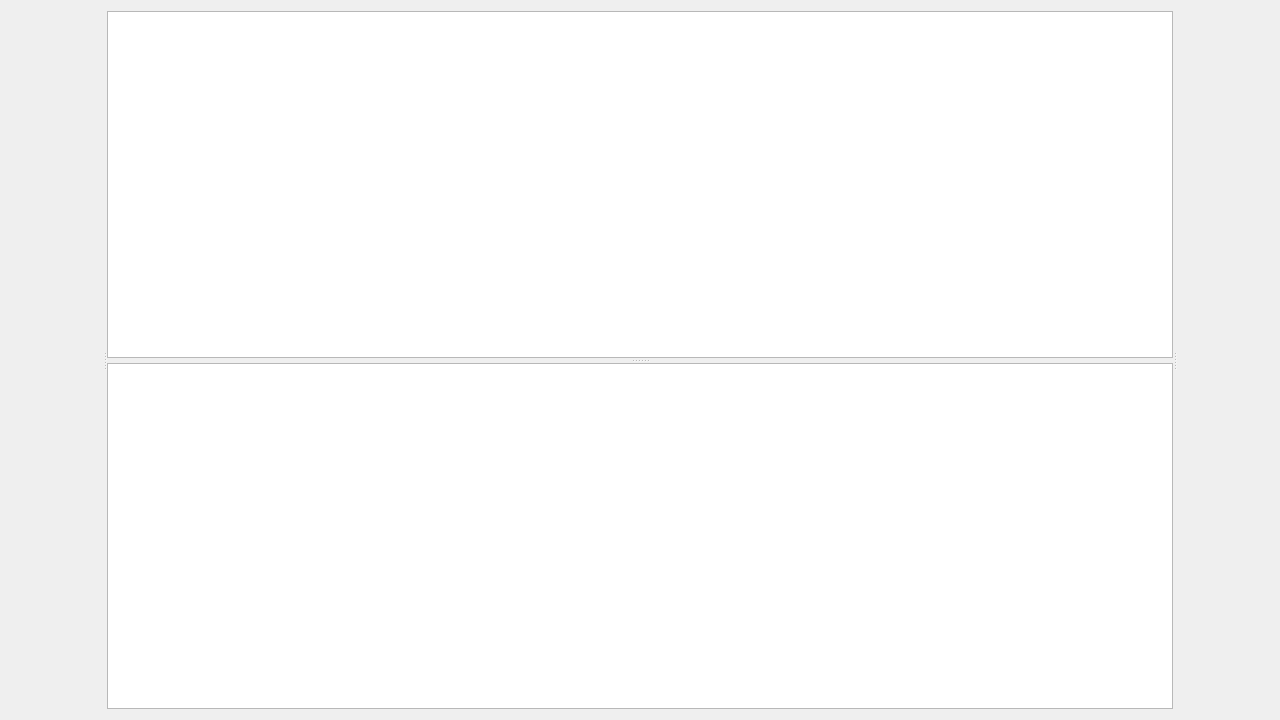
Old version of the form NAMSC_editor/NAMSC_editor.ui in the repository NAMSCdev/NAMSC.
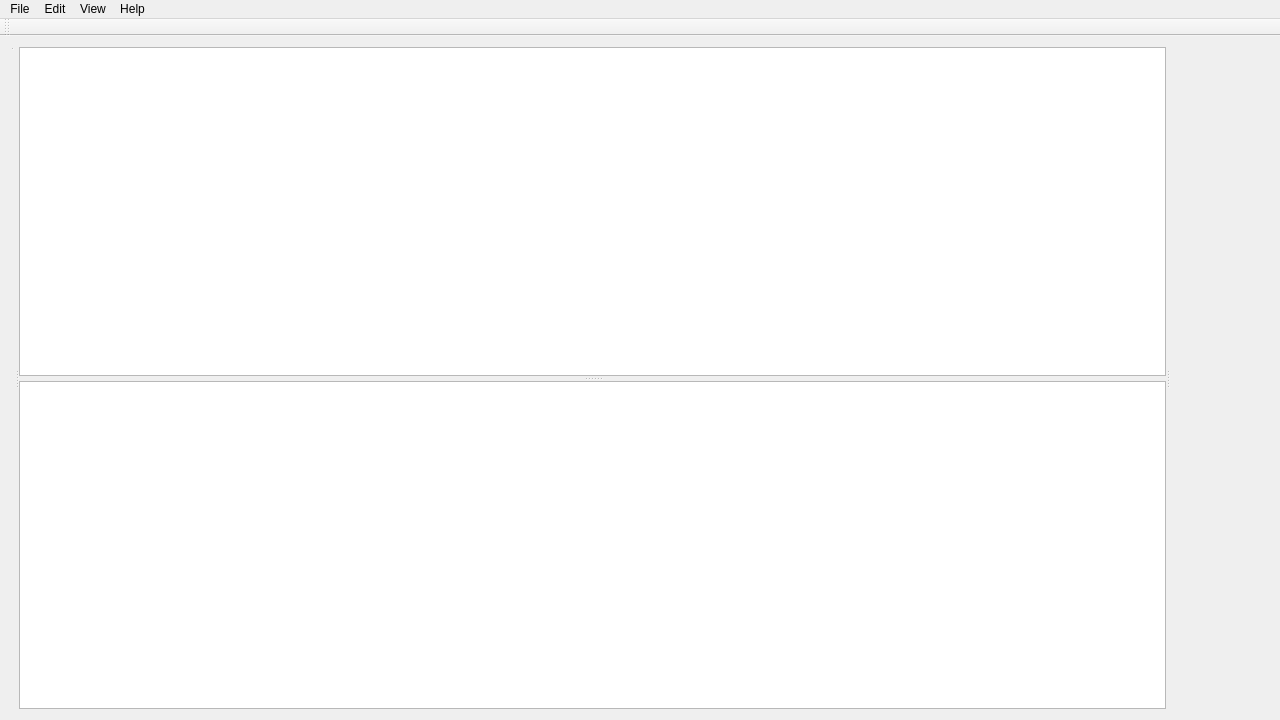
New version of the form. Custom widgets are drawn as their Qt base class.

Commit message: NAMSC-34 Prepare for merge

Patch:
```diff
--- a/NAMSC_editor/NAMSC_editor.ui
+++ b/NAMSC_editor/NAMSC_editor.ui
@@ -32,24 +32,15 @@
       <property name="orientation">
        <enum>Qt::Horizontal</enum>
       </property>
-      <property name="opaqueResize">
-       <bool>true</bool>
-      </property>
-      <property name="childrenCollapsible">
-       <bool>true</bool>
-      </property>
-      <widget class="QWidget" name="verticalLayoutWidget">
-       <layout class="QVBoxLayout" name="leftPanel">
-        <property name="spacing">
-         <number>0</number>
-        </property>
-        <item>
-         <widget class="QStackedWidget" name="stackedWidget">
-          <widget class="QWidget" name="page"/>
-          <widget class="QWidget" name="page_2"/>
-         </widget>
-        </item>
-       </layout>
+      <widget class="QSplitter" name="leftPanel">
+       <property name="orientation">
+        <enum>Qt::Vertical</enum>
+       </property>
+       <widget class="QStackedWidget" name="stackedWidget_2">
+        <widget class="QWidget" name="page_9"/>
+        <widget class="QWidget" name="page_10"/>
+       </widget>
+       <widget class="QWidget" name="widget" native="true"/>
       </widget>
       <widget class="QSplitter" name="middlePanel">
        <property name="orientation">
@@ -170,6 +161,63 @@
     </item>
    </layout>
   </widget>
+  <widget class="QMenuBar" name="menuBar">
+   <property name="geometry">
+    <rect>
+     <x>0</x>
+     <y>0</y>
+     <width>1280</width>
+     <height>22</height>
+    </rect>
+   </property>
+   <widget class="QMenu" name="menuFile">
+    <property name="title">
+     <string>File</string>
+    </property>
+    <addaction name="actionExit"/>
+   </widget>
+   <widget class="QMenu" name="menuEdit">
+    <property name="title">
+     <string>Edit</string>
+    </property>
+   </widget>
+   <widget class="QMenu" name="menuView">
+    <property name="title">
+     <string>View</string>
+    </property>
+   </widget>
+   <widget class="QMenu" name="menuHelp">
+    <property name="title">
+     <string>Help</string>
+    </property>
+    <addaction name="actionAbout"/>
+   </widget>
+   <addaction name="menuFile"/>
+   <addaction name="menuEdit"/>
+   <addaction name="menuView"/>
+   <addaction name="menuHelp"/>
+  </widget>
+  <widget class="QToolBar" name="toolBar">
+   <property name="windowTitle">
+    <string>toolBar</string>
+   </property>
+   <attribute name="toolBarArea">
+    <enum>TopToolBarArea</enum>
+   </attribute>
+   <attribute name="toolBarBreak">
+    <bool>false</bool>
+   </attribute>
+  </widget>
+  <action name="actionExit">
+   <property name="text">
+    <string>Exit</string>
+   </property>
+  </action>
+  <action name="actionAbout">
+   <property name="text">
+    <string>About</string>
+   </property>
+  </action>
  </widget>
  <layoutdefault spacing="6" margin="11"/>
  <customwidgets>
```
The commit also changes 4 other files.
